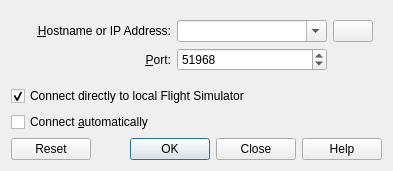
This is src/connect/connectdialog.ui in albar965/littlenavmap as Qt 5 draws it before an edit. The edited form follows.
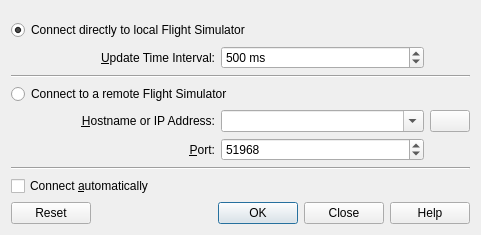
This is the edited form. Icons and pictures are not drawn.

Commit message: Fixed error with broken map link in info dialog. Fixed state of center aircraft lost on startup. Cleanup in connect dialog. No stops all connection attempts if auto is unselected. Added direct update setting in connect dialog.

What changed in the file:
```diff
--- a/src/connect/connectdialog.ui
+++ b/src/connect/connectdialog.ui
@@ -6,8 +6,8 @@
    <rect>
     <x>0</x>
     <y>0</y>
-    <width>393</width>
-    <height>169</height>
+    <width>481</width>
+    <height>234</height>
    </rect>
   </property>
   <property name="windowTitle">
@@ -16,19 +16,33 @@
   <layout class="QVBoxLayout" name="verticalLayout_2">
    <item>
     <layout class="QGridLayout" name="gridLayout">
-     <property name="leftMargin">
-      <number>9</number>
-     </property>
      <property name="topMargin">
       <number>9</number>
      </property>
-     <property name="rightMargin">
-      <number>9</number>
-     </property>
-     <property name="bottomMargin">
-      <number>9</number>
-     </property>
-     <item row="0" column="0">
+     <item row="1" column="1">
+      <widget class="QSpinBox" name="spinBoxConnectUpdateRate">
+       <property name="toolTip">
+        <string>Allowed range is 100 milliseconds up to 2 seconds. 
+Little Navconnect fetches data from Flight Simulator and sends it to all clients (i.e. Little Navmap) using this time interval.</string>
+       </property>
+       <property name="suffix">
+        <string> ms</string>
+       </property>
+       <property name="minimum">
+        <number>50</number>
+       </property>
+       <property name="maximum">
+        <number>1000</number>
+       </property>
+       <property name="singleStep">
+        <number>50</number>
+       </property>
+       <property name="value">
+        <number>500</number>
+       </property>
+      </widget>
+     </item>
+     <item row="4" column="0">
       <widget class="QLabel" name="labelConnectHostname">
        <property name="text">
         <string>&amp;Hostname or IP Address:</string>
@@ -41,7 +55,27 @@
        </property>
       </widget>
      </item>
-     <item row="1" column="1">
+     <item row="4" column="2">
+      <widget class="QPushButton" name="pushButtonConnectDeleteHostname">
+       <property name="sizePolicy">
+        <sizepolicy hsizetype="Fixed" vsizetype="Fixed">
+         <horstretch>0</horstretch>
+         <verstretch>0</verstretch>
+        </sizepolicy>
+       </property>
+       <property name="toolTip">
+        <string>Delete the current hostname or IP address from the list.</string>
+       </property>
+       <property name="text">
+        <string/>
+       </property>
+       <property name="icon">
+        <iconset resource="../../littlenavmap.qrc">
+         <normaloff>:/littlenavmap/resources/icons/cancel.svg</normaloff>:/littlenavmap/resources/icons/cancel.svg</iconset>
+       </property>
+      </widget>
+     </item>
+     <item row="5" column="1">
       <widget class="QSpinBox" name="spinBoxConnectPort">
        <property name="toolTip">
         <string>Add the &lt;span style=&quot;color: #ff0000; font-weight:bold&quot;&gt;port&lt;/span&gt; that Little Navconnect shows on startup.</string>
@@ -60,7 +94,7 @@
        </property>
       </widget>
      </item>
-     <item row="1" column="0">
+     <item row="5" column="0">
       <widget class="QLabel" name="labelConnectPort">
        <property name="text">
         <string>&amp;Port:</string>
@@ -73,7 +107,7 @@
        </property>
       </widget>
      </item>
-     <item row="0" column="1">
+     <item row="4" column="1">
       <widget class="QComboBox" name="comboBoxConnectHostname">
        <property name="toolTip">
         <string>Add the &lt;span style=&quot;color: #0000ff; font-weight:bold&quot;&gt;hostname&lt;/span&gt; or &lt;span style=&quot;color: #0000ff; font-weight:bold&quot;&gt;IP address&lt;/span&gt; that Little Navconnect shows on startup.</string>
@@ -95,44 +129,67 @@
        </property>
       </widget>
      </item>
-     <item row="0" column="2">
-      <widget class="QPushButton" name="pushButtonDeleteHostname">
-       <property name="sizePolicy">
-        <sizepolicy hsizetype="Fixed" vsizetype="Fixed">
-         <horstretch>0</horstretch>
-         <verstretch>0</verstretch>
-        </sizepolicy>
+     <item row="2" column="0" colspan="3">
+      <widget class="Line" name="line">
+       <property name="orientation">
+        <enum>Qt::Horizontal</enum>
        </property>
+      </widget>
+     </item>
+     <item row="3" column="0" colspan="3">
+      <widget class="QRadioButton" name="radioButtonConnectRemote">
        <property name="toolTip">
         <string>Delete the current hostname or IP address from the list.</string>
        </property>
        <property name="text">
-        <string/>
+        <string>Connect to a remote Flight Simulator</string>
        </property>
-       <property name="icon">
-        <iconset resource="../../littlenavmap.qrc">
-         <normaloff>:/littlenavmap/resources/icons/cancel.svg</normaloff>:/littlenavmap/resources/icons/cancel.svg</iconset>
+       <attribute name="buttonGroup">
+        <string notr="true">buttonGroupConnectType</string>
+       </attribute>
+      </widget>
+     </item>
+     <item row="1" column="0">
+      <widget class="QLabel" name="labelConnectUpdateRate">
+       <property name="text">
+        <string>&amp;Update Time Interval:</string>
+       </property>
+       <property name="alignment">
+        <set>Qt::AlignRight|Qt::AlignTrailing|Qt::AlignVCenter</set>
+       </property>
+       <property name="buddy">
+        <cstring>spinBoxConnectUpdateRate</cstring>
+       </property>
+      </widget>
+     </item>
+     <item row="0" column="0" colspan="3">
+      <widget class="QRadioButton" name="radioButtonConnectDirect">
+       <property name="toolTip">
+        <string>Connect directly to flight simulator on the same computer.</string>
+       </property>
+       <property name="statusTip">
+        <string>Connect directly to flight simulator on the same computer.</string>
+       </property>
+       <property name="text">
+        <string>Connect directly to local Flight Simulator</string>
+       </property>
+       <property name="checked">
+        <bool>true</bool>
+       </property>
+       <attribute name="buttonGroup">
+        <string notr="true">buttonGroupConnectType</string>
+       </attribute>
+      </widget>
+     </item>
+     <item row="6" column="0" colspan="3">
+      <widget class="Line" name="line_2">
+       <property name="orientation">
+        <enum>Qt::Horizontal</enum>
        </property>
       </widget>
      </item>
     </layout>
    </item>
-   <item>
-    <widget class="QCheckBox" name="checkBoxConnectDirect">
-     <property name="toolTip">
-      <string>Connect directly to flight simulator on the same computer.</string>
-     </property>
-     <property name="statusTip">
-      <string>Connect directly to flight simulator on the same computer.</string>
-     </property>
-     <property name="text">
-      <string>Connect directly to local Flight Simulator</string>
-     </property>
-     <property name="checked">
-      <bool>true</bool>
-     </property>
-    </widget>
-   </item>
    <item>
     <widget class="QCheckBox" name="checkBoxConnectOnStartup">
      <property name="toolTip">
```
Left out of the diff: 16 changed lines with no effect on the pictures. The commit also changes 6 other files.
